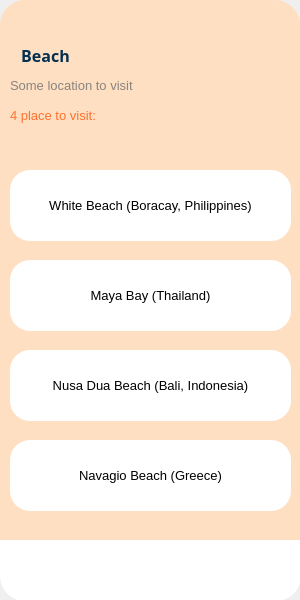
Before: the Qt Designer form SH-C4K-PTA11/Binh/Final/ui/Beaches.ui in anhtk20012/MindX-Project-Student, drawn with Qt 5.
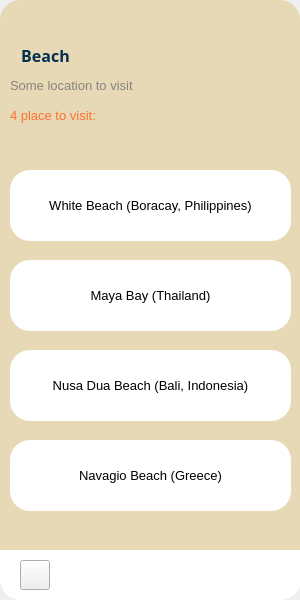
After: the same form once the commit is applied. Icons and pictures are not drawn.

Commit message: Update Class SH-PTA11 Version 5

The edit to the form file:
```diff
--- a/SH-C4K-PTA11/Binh/Final/ui/Beaches.ui
+++ b/SH-C4K-PTA11/Binh/Final/ui/Beaches.ui
@@ -37,8 +37,8 @@
     </property>
     <property name="styleSheet">
      <string notr="true">QWidget#widget {
-	background-color:rgb(255, 223, 194);
-	border-radius: 25px;
+	background-color:rgb(231, 217, 182);
+	border-radius: 20px;
 }</string>
     </property>
     <widget class="QLabel" name="label">
@@ -155,28 +155,6 @@
       </size>
      </property>
     </widget>
-    <widget class="QLabel" name="label_5">
-     <property name="geometry">
-      <rect>
-       <x>0</x>
-       <y>540</y>
-       <width>301</width>
-       <height>61</height>
-      </rect>
-     </property>
-     <property name="styleSheet">
-      <string notr="true">QWidget {
-    border-top-left-radius: 0px; 
-    border-top-right-radius: 0px;
-    border-bottom-left-radius: 25px;
-    border-bottom-right-radius: 25px;
-    background-color:rgb(255, 255, 255)
-}</string>
-     </property>
-     <property name="text">
-      <string/>
-     </property>
-    </widget>
     <widget class="QPushButton" name="pushButton_10">
      <property name="geometry">
       <rect>
@@ -294,21 +272,20 @@
       </size>
      </property>
     </widget>
-    <widget class="QPushButton" name="pushButton">
+    <widget class="QPushButton" name="pushButton_2">
      <property name="geometry">
       <rect>
-       <x>20</x>
-       <y>550</y>
-       <width>61</width>
-       <height>41</height>
+       <x>10</x>
+       <y>10</y>
+       <width>32</width>
+       <height>32</height>
       </rect>
      </property>
      <property name="styleSheet">
       <string notr="true">QPushButton {
-    background-color:rgb(255, 255, 255);
-    border-radius: 20px;
+	background-color:rgb(231, 217, 182);
+    border-radius: 10px;
 }
-
 QPushButton:hover {
     background-color:rgb(208, 208, 208);
 }
@@ -323,26 +300,25 @@
      </property>
      <property name="iconSize">
       <size>
-       <width>60</width>
-       <height>60</height>
+       <width>32</width>
+       <height>32</height>
       </size>
      </property>
     </widget>
     <widget class="QPushButton" name="pushButton_7">
      <property name="geometry">
       <rect>
-       <x>210</x>
-       <y>550</y>
-       <width>71</width>
-       <height>41</height>
+       <x>240</x>
+       <y>560</y>
+       <width>30</width>
+       <height>30</height>
       </rect>
      </property>
      <property name="styleSheet">
       <string notr="true">QPushButton {
     background-color:rgb(255, 255, 255);
-    border-radius: 20px;
+    border-radius: 10px;
 }
-
 QPushButton:hover {
     background-color:rgb(208, 208, 208);
 }
@@ -357,24 +333,46 @@
      </property>
      <property name="iconSize">
       <size>
-       <width>30</width>
-       <height>30</height>
+       <width>24</width>
+       <height>24</height>
       </size>
      </property>
     </widget>
+    <widget class="QLabel" name="label_5">
+     <property name="geometry">
+      <rect>
+       <x>0</x>
+       <y>550</y>
+       <width>301</width>
+       <height>50</height>
+      </rect>
+     </property>
+     <property name="styleSheet">
+      <string notr="true">QWidget {
+    border-top-left-radius: 0px; 
+    border-top-right-radius: 0px;
+    border-bottom-left-radius: 20px;
+    border-bottom-right-radius: 20px;
+    background-color:rgb(255, 255, 255)
+}</string>
+     </property>
+     <property name="text">
+      <string/>
+     </property>
+    </widget>
     <widget class="QPushButton" name="pushButton_8">
      <property name="geometry">
       <rect>
-       <x>110</x>
-       <y>550</y>
-       <width>71</width>
-       <height>41</height>
+       <x>129</x>
+       <y>560</y>
+       <width>41</width>
+       <height>30</height>
       </rect>
      </property>
      <property name="styleSheet">
       <string notr="true">QPushButton {
     background-color:rgb(255, 255, 255);
-    border-radius: 20px;
+    border-radius: 10px;
 }
 
 QPushButton:hover {
@@ -391,8 +389,75 @@
      </property>
      <property name="iconSize">
       <size>
+       <width>24</width>
+       <height>24</height>
+      </size>
+     </property>
+    </widget>
+    <widget class="QPushButton" name="pushButton">
+     <property name="geometry">
+      <rect>
+       <x>20</x>
+       <y>560</y>
        <width>30</width>
        <height>30</height>
+      </rect>
+     </property>
+     <property name="styleSheet">
+      <string notr="true">QPushButton {
+    background-color:rgb(255, 255, 255);
+    border-radius: 10px;
+}
+
+QPushButton:hover {
+    background-color:rgb(208, 208, 208);
+}
+r</string>
+     </property>
+     <property name="text">
+      <string/>
+     </property>
+     <property name="icon">
+      <iconset>
+       <normaloff>../Resource/Images/Home button.png</normaloff>../Resource/Images/Home button.png</iconset>
+     </property>
+     <property name="iconSize">
+      <size>
+       <width>50</width>
+       <height>50</height>
+      </size>
+     </property>
+    </widget>
+    <widget class="QPushButton" name="pushButton_11">
+     <property name="geometry">
+      <rect>
+       <x>250</x>
+       <y>560</y>
+       <width>30</width>
+       <height>30</height>
+      </rect>
+     </property>
+     <property name="styleSheet">
+      <string notr="true">QPushButton {
+    background-color:rgb(255, 255, 255);
+    border-radius: 10px;
+}
+QPushButton:hover {
+    background-color:rgb(208, 208, 208);
+}
+</string>
+     </property>
+     <property name="text">
+      <string/>
+     </property>
+     <property name="icon">
+      <iconset>
+       <normaloff>../Resource/Images/Exit.png</normaloff>../Resource/Images/Exit.png</iconset>
+     </property>
+     <property name="iconSize">
+      <size>
+       <width>24</width>
+       <height>24</height>
       </size>
      </property>
     </widget>
```
Left out of the diff: 4 changed lines with no effect on the pictures. The commit also changes 103 other files.
